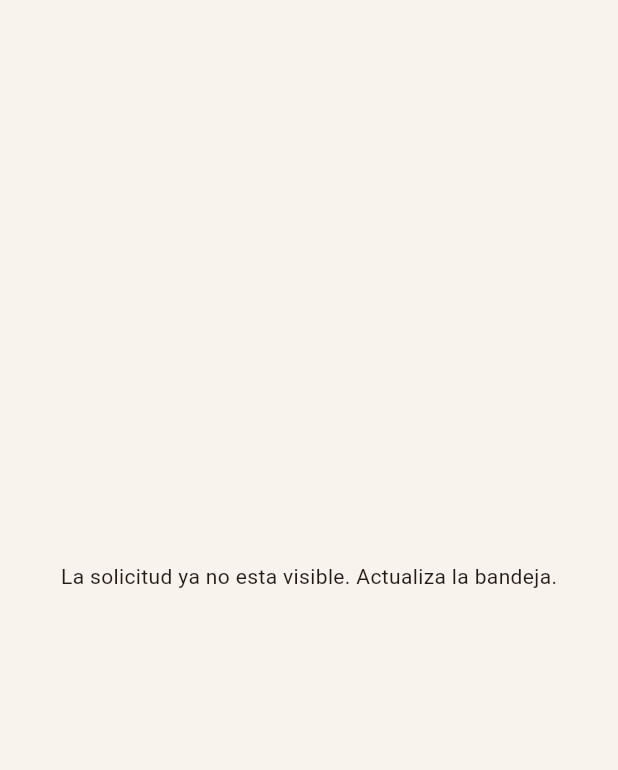
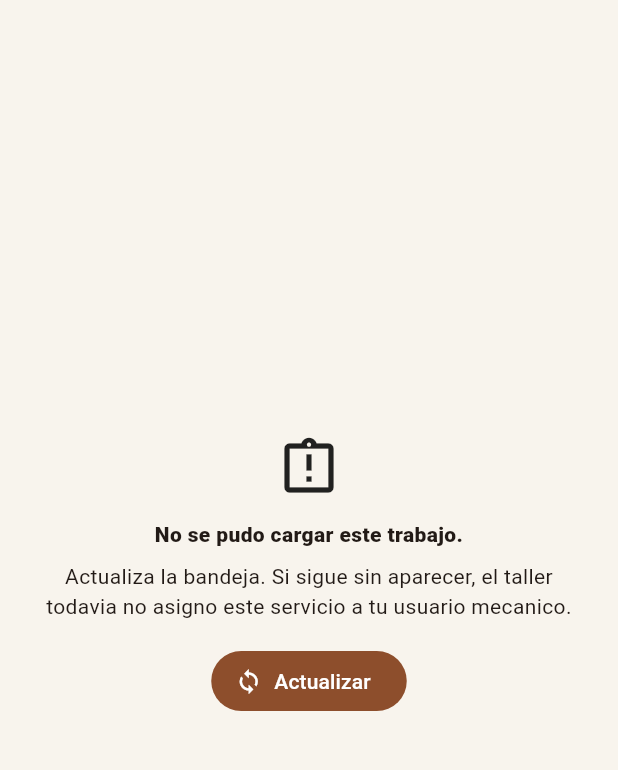
Before and after one commit to Santyxd353/AsistenciaMecanicaFinal, a Flutter app: the WorkshopRequestDetailScreen screen opened directly with empty values, on a phone screen of 412 x 824 dp, the part 84-854 px from its top. Run offline on Flutter 3.47's test engine with Material 3 defaults, Android fonts, the phone set to English and light mode, and no system bars; our stand-ins replace audioplayers, connectivity_plus, firebase_core, firebase_messaging, flutter_map, geolocator and 4 more; missing offline and left inert: onesignal_flutter, record; accounts and stored records are empty.

Commit message:
Fix mobile mechanic assignment flow

```diff
--- a/mobile/lib/src/screens/workshop_request_detail_screen.dart
+++ b/mobile/lib/src/screens/workshop_request_detail_screen.dart
@@ -26,6 +26,17 @@ class WorkshopRequestDetailScreen extends StatefulWidget {
 class _WorkshopRequestDetailScreenState
     extends State<WorkshopRequestDetailScreen> {
   int get requestId => widget.requestId;
+
+  @override
+  void initState() {
+    super.initState();
+    WidgetsBinding.instance.addPostFrameCallback((_) {
+      if (!mounted) {
+        return;
+      }
+      unawaited(context.read<AppController>().refreshData());
+    });
+  }
 
   @override
   void dispose() {
@@ -68,8 +79,39 @@ class _WorkshopRequestDetailScreenState
     if (request == null) {
       return Scaffold(
         appBar: AppBar(title: Text('Solicitud #$requestId')),
-        body: const Center(
-          child: Text('La solicitud ya no esta visible. Actualiza la bandeja.'),
+        body: Center(
+          child: Padding(
+            padding: const EdgeInsets.all(24),
+            child: Column(
+              mainAxisSize: MainAxisSize.min,
+              children: [
+                if (controller.loading) ...[
+                  const CircularProgressIndicator(),
+                  const SizedBox(height: 16),
+                  const Text('Cargando trabajo asignado...'),
+                ] else ...[
+                  const Icon(Icons.assignment_late_outlined, size: 44),
+                  const SizedBox(height: 12),
+                  const Text(
+                    'No se pudo cargar este trabajo.',
+                    textAlign: TextAlign.center,
+                    style: TextStyle(fontWeight: FontWeight.w800),
+                  ),
+                  const SizedBox(height: 8),
+                  const Text(
+                    'Actualiza la bandeja. Si sigue sin aparecer, el taller todavia no asigno este servicio a tu usuario mecanico.',
+                    textAlign: TextAlign.center,
+                  ),
+                  const SizedBox(height: 16),
+                  FilledButton.icon(
+                    onPressed: controller.refreshData,
+                    icon: const Icon(Icons.sync),
+                    label: const Text('Actualizar'),
+                  ),
+                ],
+              ],
+            ),
+          ),
         ),
       );
     }
```
Also changed, not shown: mobile/lib/src/app_controller.dart (+7 -3 lines), mobile/lib/src/screens/workshop_requests_screen.dart (+122 -0 lines), 1 other file.
